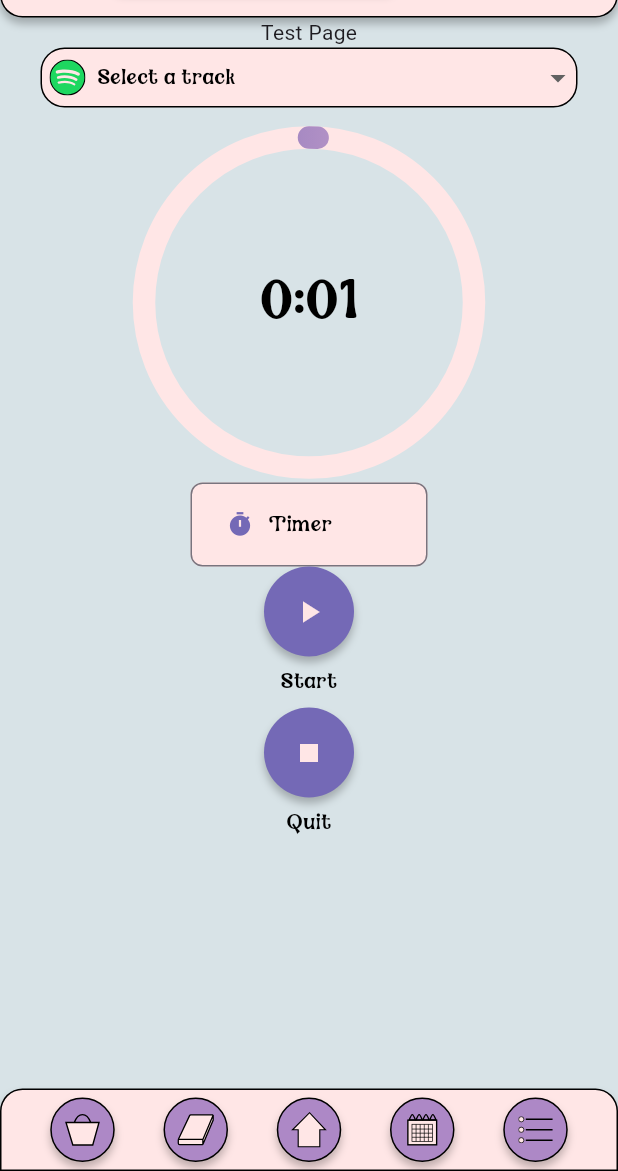
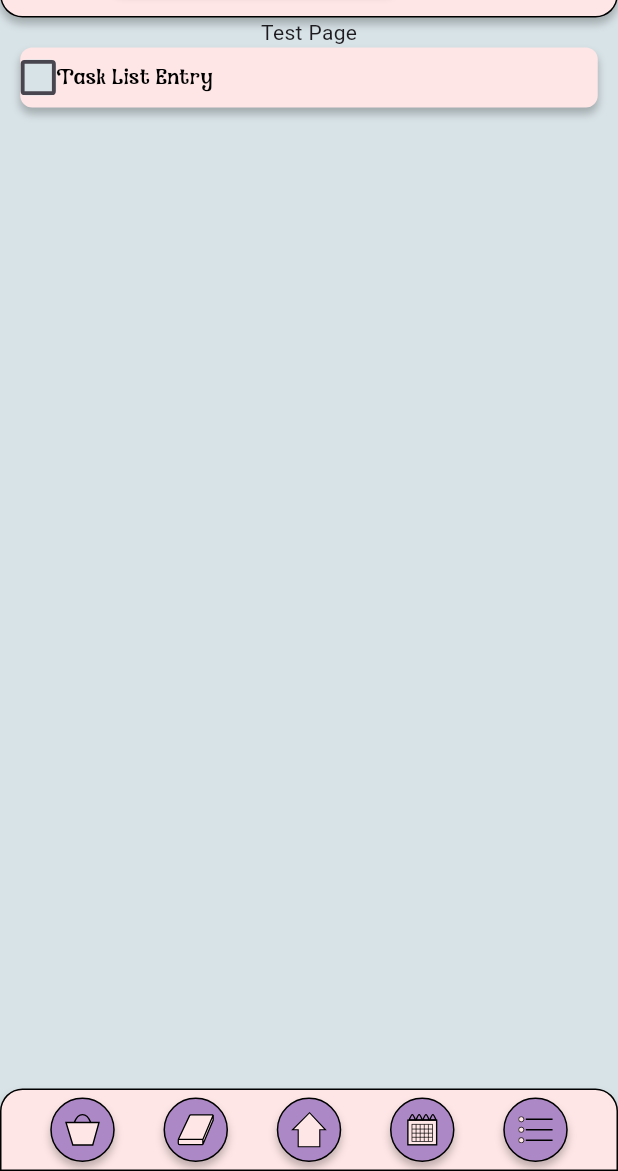
Before and after one commit to nspyrop03/hocus_focus, a Flutter app: the TestPage screen opened directly, on a phone screen of 412 x 824 dp, the part 65-1236 px from its top. Run offline on Flutter 3.47's test engine with Material 3 defaults, Android fonts, the phone set to English and light mode, and no system bars; our stand-ins replace flutter_svg.

Commit message:
Started TasksList widgets, launch break

```diff
--- a/lib/main.dart
+++ b/lib/main.dart
@@ -23,7 +23,7 @@ class MyApp extends StatelessWidget {
         scaffoldBackgroundColor: MyColors.background,
         useMaterial3: true,
       ),
-      home: TimerPage()//TestPage()//SetTasksPage()//WelcomePage()
+      home: TestPage()//SetTasksPage()//WelcomePage()
     );
   }
 }
--- a/lib/screens/test_page.dart
+++ b/lib/screens/test_page.dart
@@ -2,6 +2,7 @@ import 'package:flutter/material.dart';
 import 'package:hocus_focus/widgets/bar_widgets.dart';
 import 'package:hocus_focus/widgets/clock_widget.dart';
 import 'package:hocus_focus/widgets/home_widgets.dart';
+import 'package:hocus_focus/widgets/task_list_widgets.dart';
 import 'package:hocus_focus/widgets/timer_widgets.dart';
 
 class TestPage extends StatelessWidget {
@@ -19,13 +20,14 @@ class TestPage extends StatelessWidget {
               //LevelBarWidget(level: 42, exp: 300),
               //CoinsWidget(coins: 100000),
               //NavBarButton(iconPath: "assets/images/nav_icons/ShopIcon.svg", width: 24, height: 22),
-              SpotifyDropdownWidget(),
-              SizedBox(height: 20,),
-              ClockProgressWidget(seconds: 120, isStopwatch: true,),
-              SizedBox(height: 10,),
-              TimerButtonWidget(isTimer: true),
-              StartStopButtonWidget(isPaused: true),
-              QuitButtonWidget(),
+              //SpotifyDropdownWidget(),
+              //SizedBox(height: 20,),
+              //ClockProgressWidget(seconds: 120, isStopwatch: true,),
+              //SizedBox(height: 10,),
+              //TimerButtonWidget(isTimer: true),
+              //StartStopButtonWidget(isPaused: true),
+              //QuitButtonWidget(),
+              TaskListItemWidget(description: "Task List Entry", isDone: false)
             ],
           )),
         ],
--- /dev/null
+++ b/lib/widgets/task_list_widgets.dart
@@ -0,0 +1,66 @@
+import 'package:flutter/material.dart';
+import 'package:hocus_focus/styles/styles.dart';
+
+import '../styles/colors.dart';
+
+class TaskListItemWidget extends StatefulWidget {
+  final String description;
+  final bool isDone;
+
+  const TaskListItemWidget({super.key, required this.description, required this.isDone});
+
+  @override
+  State<TaskListItemWidget> createState() => _TaskListItemWidgetState();
+}
+
+class _TaskListItemWidgetState extends State<TaskListItemWidget> {
+  bool isDone = false;
+
+  @override
+  void initState() {
+    super.initState();
+    isDone = widget.isDone;
+  }
+
+  @override
+  Widget build(BuildContext context) {
+    return Container(
+      width: 385,
+      height: 40,
+      decoration: BoxDecoration(
+        borderRadius: MyStyles.roundBox8,
+        color: MyColors.primary,
+        boxShadow: [MyStyles.boxShadowBasic],
+      ),
+      child: Row(
+        children: [
+          Container(
+            width: 24,
+            height: 24,
+            decoration: BoxDecoration(
+              color: isDone ? Colors.transparent : MyColors.background,
+              borderRadius: BorderRadius.circular(4.0),
+            ),
+            child: Transform.scale(
+              scale: 1.3,
+              child: Checkbox(
+                value: isDone,
+                onChanged: (bool? value) {
+                  setState(() {
+                    isDone = value!;
+                  });
+                },
+                activeColor: MyColors.accept,
+
+              ),
+            ),
+          ),
+          Text(
+            widget.description,
+            style: MyStyles.magic14,
+          ),
+        ],
+      )
+    );
+  }
+}
```
